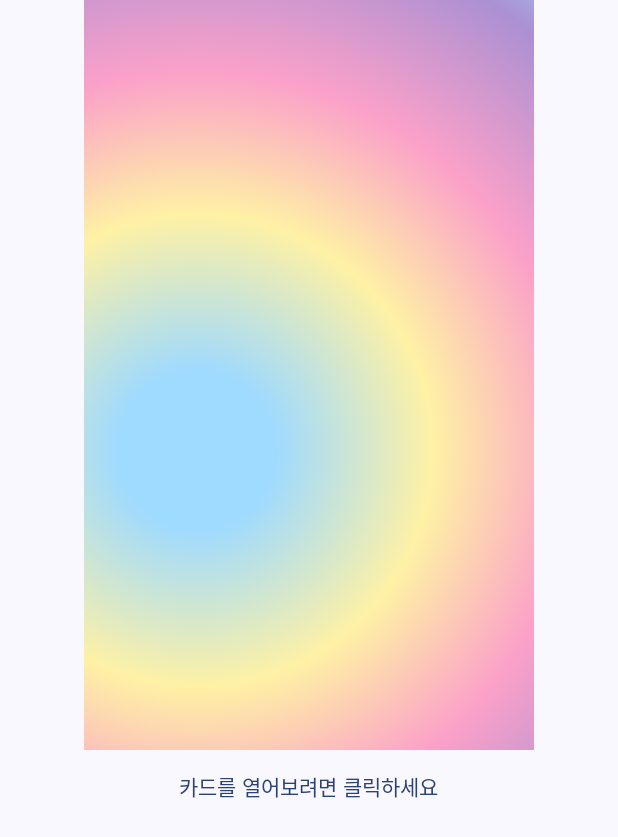
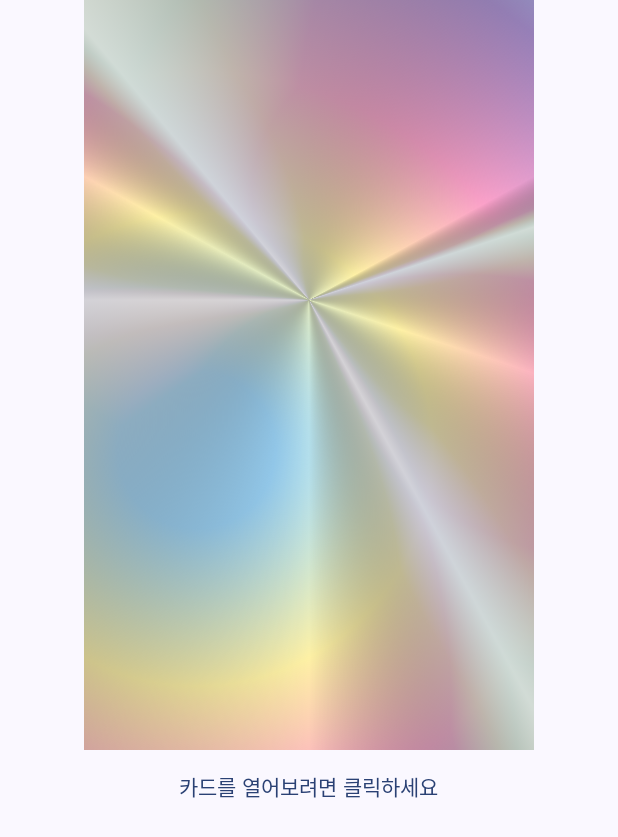
Before and after one commit to choi-woo-sung/Invitation, an Android app built with Jetpack Compose: the screen it shows after launch (MainActivity), after a tap on "카드 뒷면", on a phone screen of 412 x 824 dp. Shown: the top 837 px of the screen. Run offline under Robolectric (Android 15) with nearby library versions, the phone set to English and light mode, and no system bars.

Commit message:
반짝반짝 색깔 추가

```diff
--- a/app/src/main/java/com/woosung/invitation/CardDeckActivity.kt
+++ b/app/src/main/java/com/woosung/invitation/CardDeckActivity.kt
@@ -32,6 +32,8 @@ import androidx.compose.ui.Modifier
 import androidx.compose.ui.composed
 import androidx.compose.ui.draw.drawWithContent
 import androidx.compose.ui.geometry.Offset
+import androidx.compose.ui.geometry.center
+import androidx.compose.ui.graphics.BlendMode
 import androidx.compose.ui.graphics.Brush
 import androidx.compose.ui.graphics.Color
 import androidx.compose.ui.graphics.TileMode
@@ -213,6 +215,9 @@ fun CardDetail(
 }
 
 fun Modifier.hologramEffect(rotationState: RotationState) = composed {
+
+
+
     val sampleHolographicColors = listOf(
         Color(0xFF9FDAFF),
         Color(0xFFFEF1A5),
@@ -222,9 +227,26 @@ fun Modifier.hologramEffect(rotationState: RotationState) = composed {
         Color(0xFFFBB466),
     )
 
+     val sampleHolographicMetalColors = listOf(
+        Color.White,
+        Color.Black,
+        Color.White,
+        Color.Black,
+        Color.White,
+        Color.Black,
+        Color.White,
+        Color.Black,
+        Color.White
+    )
+
     val degreeFraction = maxOf(abs(rotationState.pitch), abs(rotationState.roll))
 
     drawWithContent {
+        val pivot = Offset(
+            x = size.center.x,
+            y = size.height * 0.4F
+        )
+
         drawRect(
             brush = Brush.radialGradient(
                 colorStops = sampleHolographicColors.let {
@@ -233,7 +255,7 @@ fun Modifier.hologramEffect(rotationState: RotationState) = composed {
                         (0.2F + 0.1F /** degreeFraction*/) to it[1],
                         (0.4F + 0.08F /** degreeFraction*/) to it[2],
                         (0.6F + 0.08F /** degreeFraction*/) to it[3],
-                        (0.8F + 0.06F * degreeFraction) to it[4],
+                        (0.8F + 0.06F /** degreeFraction*/) to it[4],
                         (1.0F + 0.06F /** degreeFraction*/) to it[5],
                     )
                 },
@@ -245,6 +267,54 @@ fun Modifier.hologramEffect(rotationState: RotationState) = composed {
                 tileMode = TileMode.Mirror
             ),
         )
+
+
+        drawRect(
+            topLeft = Offset.Zero,
+            size = size,
+            brush = Brush.sweepGradient(
+                colorStops = sampleHolographicMetalColors.let {
+                    arrayOf(
+                        0.0F to it[0],
+                        (0.15F + (0.1F /** sweepFraction*/)) to it[1],
+                        (0.25F + (0.08F /** sweepFraction*/)) to it[2],
+                        (0.4F + (0.05F /** sweepFraction*/)) to it[3],
+                        (0.5F + (0.05F /** sweepFraction*/)) to it[4],
+                        (0.55F + (0.03F /** sweepFraction*/)) to it[5],
+                        (0.76F + (0.1F /** sweepFraction*/)) to it[6],
+                        (0.87F + (0.05F /** sweepFraction*/)) to it[7],
+                        1.0F to it[8],
+                    )
+                },
+                center = pivot
+            ),
+            alpha = 1.0F - (0.25F * (1.0F - degreeFraction)) /** state.pressFraction)*/,
+            blendMode = BlendMode.Difference
+        )
+
+        drawRect(
+            topLeft = Offset.Zero,
+            size = size,
+            brush = Brush.sweepGradient(
+                colorStops = sampleHolographicMetalColors.let {
+                    arrayOf(
+                        0.0F to it[0],
+                        (0.15F + (0.1F /** sweepFraction*/)) to it[1],
+                        (0.25F + (0.08F /** sweepFraction*/)) to it[2],
+                        (0.4F + (0.05F /** sweepFraction*/)) to it[3],
+                        (0.5F + (0.05F /** sweepFraction*/)) to it[4],
+                        (0.55F + (0.03F /** sweepFraction*/)) to it[5],
+                        (0.76F + (0.1F /** sweepFraction*/)) to it[6],
+                        (0.87F + (0.05F /** sweepFraction*/)) to it[7],
+                        1.0F to it[8],
+                    )
+                },
+                center = pivot
+            ),
+            alpha = 1.0F - (0.25F * (1.0F - degreeFraction)) /** state.pressFraction)*/,
+            blendMode = BlendMode.Screen
+        )
+
     }
 }
 
```
